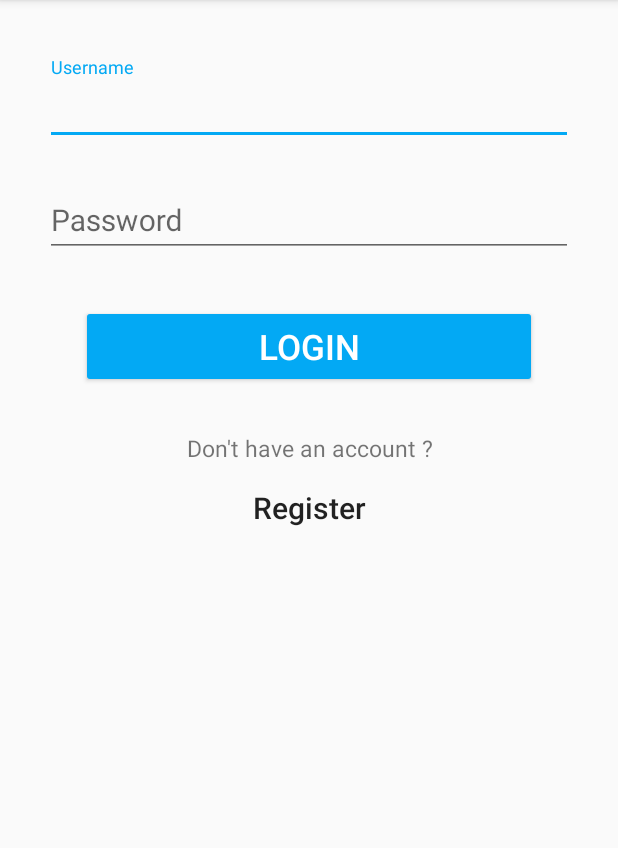
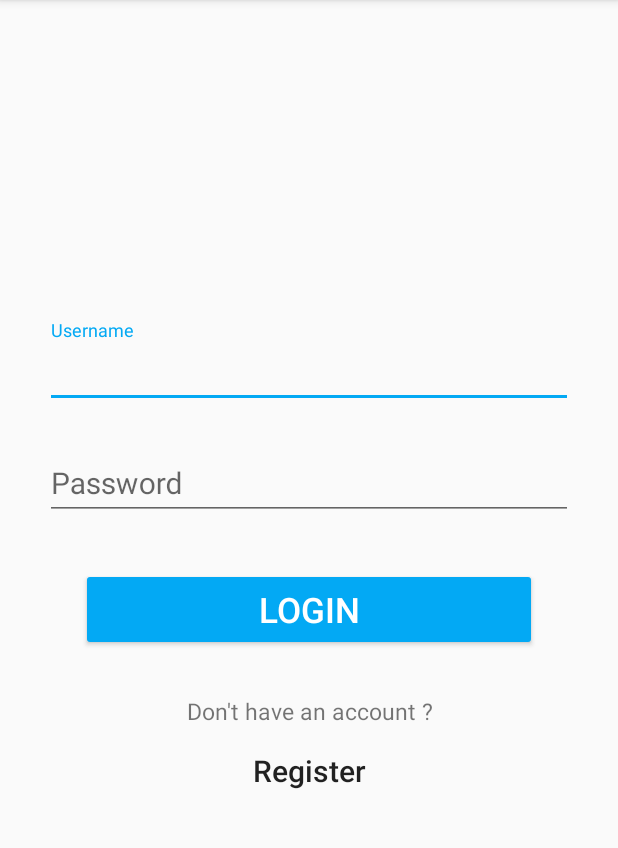
Before and after one commit to vinzee/CMSC628HW2, an Android app: the screen it shows after launch (MainActivity), on a phone screen of 412 x 824 dp, the part 84-932 px from its top. Run offline under Robolectric (Android 15) with nearby library versions, the phone set to English and light mode, and no system bars.

Commit message:
center scroll view

```diff
--- a/app/src/main/res/layout/activity_main.xml
+++ b/app/src/main/res/layout/activity_main.xml
@@ -2,7 +2,8 @@
 
 <ScrollView xmlns:android="http://schemas.android.com/apk/res/android"
     android:layout_width="match_parent"
-    android:layout_height="match_parent">
+    android:layout_height="match_parent"
+    android:fillViewport="true">
 
     <LinearLayout
         android:orientation="vertical"
--- a/app/src/main/res/layout/activity_register.xml
+++ b/app/src/main/res/layout/activity_register.xml
@@ -3,7 +3,7 @@
 <ScrollView xmlns:android="http://schemas.android.com/apk/res/android"
     android:layout_width="match_parent"
     android:layout_height="match_parent"
-    android:gravity="center"
+    android:fillViewport="true"
     >
 
     <LinearLayout
```
